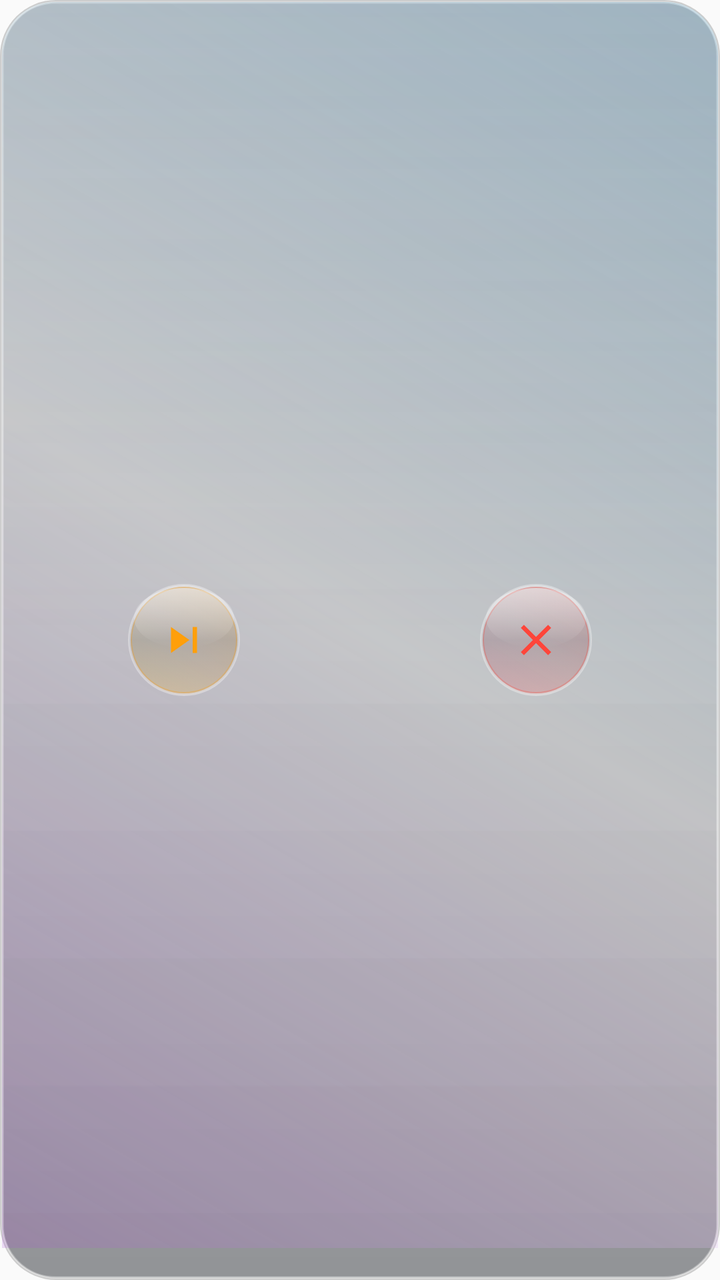
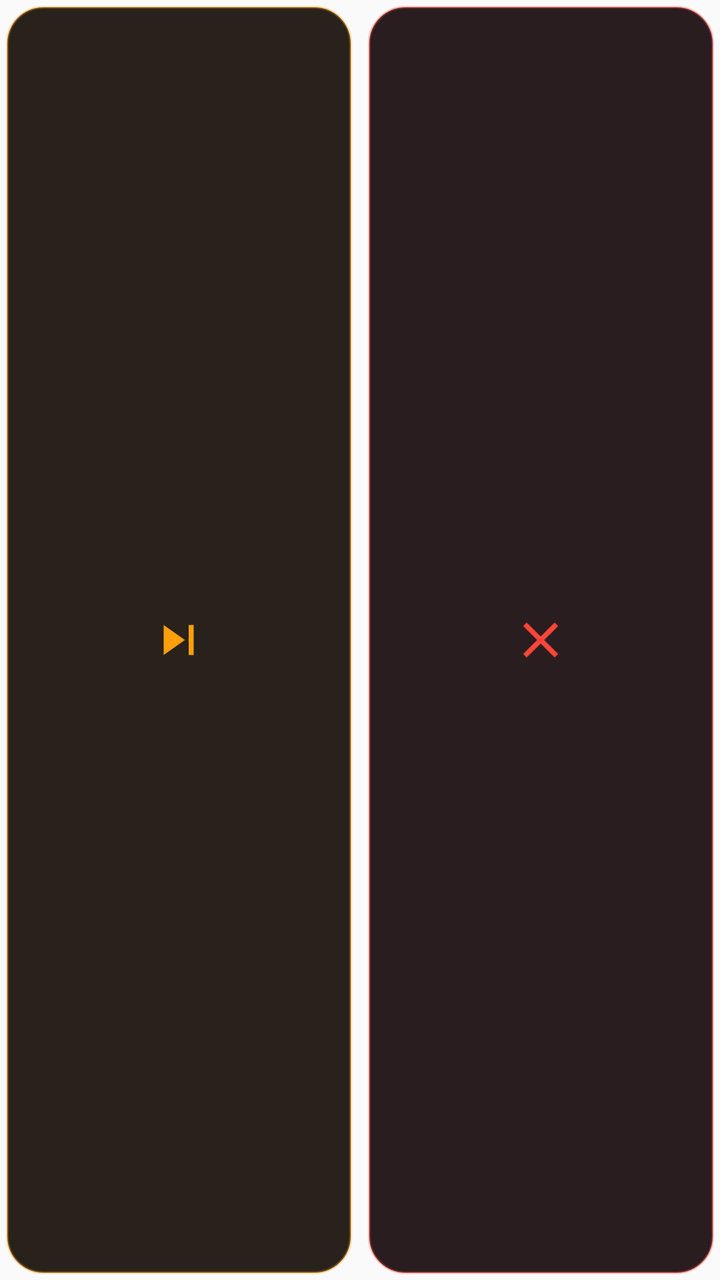

An Android layout rendered at two revisions. The XML below is the earlier revision; the diff shows what the commit changed to produce the second picture.
<!-- AndroidManifest.xml: application theme Theme.VibeSchedule -->
<!-- res/layout/widget_vibe_schedule.xml -->
<?xml version="1.0" encoding="utf-8"?>
<LinearLayout xmlns:android="http://schemas.android.com/apk/res/android"
    android:id="@+id/widget_root"
    android:layout_width="match_parent"
    android:layout_height="match_parent"
    android:background="@drawable/widget_glass_bg"
    android:baselineAligned="false"
    android:gravity="center"
    android:orientation="horizontal"
    android:padding="4dp">

    
    <FrameLayout
        android:layout_width="0dp"
        android:layout_height="match_parent"
        android:layout_weight="1">

        <FrameLayout
            android:id="@+id/btn_widget_skip"
            android:layout_width="56dp"
            android:layout_height="56dp"
            android:layout_gravity="center"
            android:background="@drawable/widget_btn_skip_glass"
            android:clickable="true"
            android:focusable="true">

            <ImageView
                android:layout_width="26dp"
                android:layout_height="26dp"
                android:layout_gravity="center"
                android:contentDescription="Skip This Period"
                android:scaleType="fitCenter"
                android:src="@drawable/ic_widget_skip" />
        </FrameLayout>
    </FrameLayout>

    
    <FrameLayout
        android:layout_width="0dp"
        android:layout_height="match_parent"
        android:layout_weight="1">

        <FrameLayout
            android:id="@+id/btn_widget_cancel"
            android:layout_width="56dp"
            android:layout_height="56dp"
            android:layout_gravity="center"
            android:background="@drawable/widget_btn_cancel_glass"
            android:clickable="true"
            android:focusable="true">

            <ImageView
                android:layout_width="26dp"
                android:layout_height="26dp"
                android:layout_gravity="center"
                android:contentDescription="Cancel Schedule"
                android:scaleType="fitCenter"
                android:src="@drawable/ic_widget_cancel" />
        </FrameLayout>
    </FrameLayout>

</LinearLayout>
<!-- resources referenced by this layout -->
<resources>
  <!-- drawable ic_widget_cancel (drawable) -->
  <vector xmlns:android="http://schemas.android.com/apk/res/android"
      android:width="28dp"
      android:height="28dp"
      android:viewportWidth="24"
      android:viewportHeight="24">
      <path
          android:fillColor="#FFFF453A"
          android:pathData="M19,6.41L17.59,5 12,10.59 6.41,5 5,6.41 10.59,12 5,17.59 6.41,19 12,13.41 17.59,19 19,17.59 13.41,12z" />
  </vector>
  <!-- drawable ic_widget_skip (drawable) -->
  <vector xmlns:android="http://schemas.android.com/apk/res/android"
      android:width="28dp"
      android:height="28dp"
      android:viewportWidth="24"
      android:viewportHeight="24">
      <path
          android:fillColor="#FFFF9F0A"
          android:pathData="M6,18l8.5,-6L6,6v12zM16,6v12h2V6h-2z" />
  </vector>
  <!-- drawable widget_btn_cancel_glass: vector/xml drawable (drawable, 2799 chars, omitted) -->
  <!-- drawable widget_btn_skip_glass: vector/xml drawable (drawable, 2799 chars, omitted) -->
  <!-- drawable widget_glass_bg: vector/xml drawable (drawable, 2041 chars, omitted) -->
  <style name="Theme.VibeSchedule" parent="android:Theme.Material.Light.NoActionBar">
          <item name="android:statusBarColor">@color/ic_launcher_background</item>
          <item name="android:navigationBarColor">@color/ic_launcher_background</item>
      </style>
  <color name="ic_launcher_background">#1A1C1E</color>
</resources>

<!-- the commit's change to res/layout/widget_vibe_schedule.xml (unified diff, before → after) -->
@@ -3,60 +3,49 @@
     android:id="@+id/widget_root"
     android:layout_width="match_parent"
     android:layout_height="match_parent"
-    android:background="@drawable/widget_glass_bg"
     android:baselineAligned="false"
     android:gravity="center"
     android:orientation="horizontal"
-    android:padding="4dp">
+    android:padding="3dp">
 
     
     <FrameLayout
+        android:id="@+id/btn_widget_skip"
         android:layout_width="0dp"
         android:layout_height="match_parent"
-        android:layout_weight="1">
+        android:layout_weight="1"
+        android:layout_marginEnd="4dp"
+        android:background="@drawable/widget_btn_skip_minimal"
+        android:clickable="true"
+        android:focusable="true">
 
-        <FrameLayout
-            android:id="@+id/btn_widget_skip"
-            android:layout_width="56dp"
-            android:layout_height="56dp"
+        <ImageView
+            android:layout_width="30dp"
+            android:layout_height="30dp"
             android:layout_gravity="center"
-            android:background="@drawable/widget_btn_skip_glass"
-            android:clickable="true"
-            android:focusable="true">
-
-            <ImageView
-                android:layout_width="26dp"
-                android:layout_height="26dp"
-                android:layout_gravity="center"
-                android:contentDescription="Skip This Period"
-                android:scaleType="fitCenter"
-                android:src="@drawable/ic_widget_skip" />
-        </FrameLayout>
+            android:contentDescription="Skip This Period"
+            android:scaleType="fitCenter"
+            android:src="@drawable/ic_widget_skip" />
     </FrameLayout>
 
     
     <FrameLayout
+        android:id="@+id/btn_widget_cancel"
         android:layout_width="0dp"
         android:layout_height="match_parent"
-        android:layout_weight="1">
+        android:layout_weight="1"
+        android:layout_marginStart="4dp"
+        android:background="@drawable/widget_btn_cancel_minimal"
+        android:clickable="true"
+        android:focusable="true">
 
-        <FrameLayout
-            android:id="@+id/btn_widget_cancel"
-            android:layout_width="56dp"
-            android:layout_height="56dp"
+        <ImageView
+            android:layout_width="30dp"
+            android:layout_height="30dp"
             android:layout_gravity="center"
-            android:background="@drawable/widget_btn_cancel_glass"
-            android:clickable="true"
-            android:focusable="true">
-
-            <ImageView
-                android:layout_width="26dp"
-                android:layout_height="26dp"
-                android:layout_gravity="center"
-                android:contentDescription="Cancel Schedule"
-                android:scaleType="fitCenter"
-                android:src="@drawable/ic_widget_cancel" />
-        </FrameLayout>
+            android:contentDescription="Cancel Schedule"
+            android:scaleType="fitCenter"
+            android:src="@drawable/ic_widget_cancel" />
     </FrameLayout>
 
 </LinearLayout>
<!-- resource entries referenced after the edit -->
@@ -20,9 +20,56 @@
           android:fillColor="#FFFF9F0A"
           android:pathData="M6,18l8.5,-6L6,6v12zM16,6v12h2V6h-2z" />
   </vector>
-  <!-- drawable widget_btn_cancel_glass: vector/xml drawable (drawable, 2799 chars, omitted) -->
-  <!-- drawable widget_btn_skip_glass: vector/xml drawable (drawable, 2799 chars, omitted) -->
-  <!-- drawable widget_glass_bg: vector/xml drawable (drawable, 2041 chars, omitted) -->
+  <!-- drawable widget_btn_cancel_minimal (drawable) -->
+  <?xml version="1.0" encoding="utf-8"?>
+  <selector xmlns:android="http://schemas.android.com/apk/res/android">
+      
+      <item android:state_pressed="true">
+          <shape android:shape="rectangle">
+              <corners android:radius="18dp" />
+              <solid android:color="#F2381418" />
+              <stroke
+                  android:width="1.5dp"
+                  android:color="#B3FF453A" />
+          </shape>
+      </item>
+  
+      
+      <item>
+          <shape android:shape="rectangle">
+              <corners android:radius="18dp" />
+              <solid android:color="#F21E1113" />
+              <stroke
+                  android:width="1.25dp"
+                  android:color="#59FF453A" />
+          </shape>
+      </item>
+  </selector>
+  <!-- drawable widget_btn_skip_minimal (drawable) -->
+  <?xml version="1.0" encoding="utf-8"?>
+  <selector xmlns:android="http://schemas.android.com/apk/res/android">
+      
+      <item android:state_pressed="true">
+          <shape android:shape="rectangle">
+              <corners android:radius="18dp" />
+              <solid android:color="#F2382612" />
+              <stroke
+                  android:width="1.5dp"
+                  android:color="#B3FF9F0A" />
+          </shape>
+      </item>
+  
+      
+      <item>
+          <shape android:shape="rectangle">
+              <corners android:radius="18dp" />
+              <solid android:color="#F21E1710" />
+              <stroke
+                  android:width="1.25dp"
+                  android:color="#59FF9F0A" />
+          </shape>
+      </item>
+  </selector>
   <style name="Theme.VibeSchedule" parent="android:Theme.Material.Light.NoActionBar">
           <item name="android:statusBarColor">@color/ic_launcher_background</item>
           <item name="android:navigationBarColor">@color/ic_launcher_background</item>
